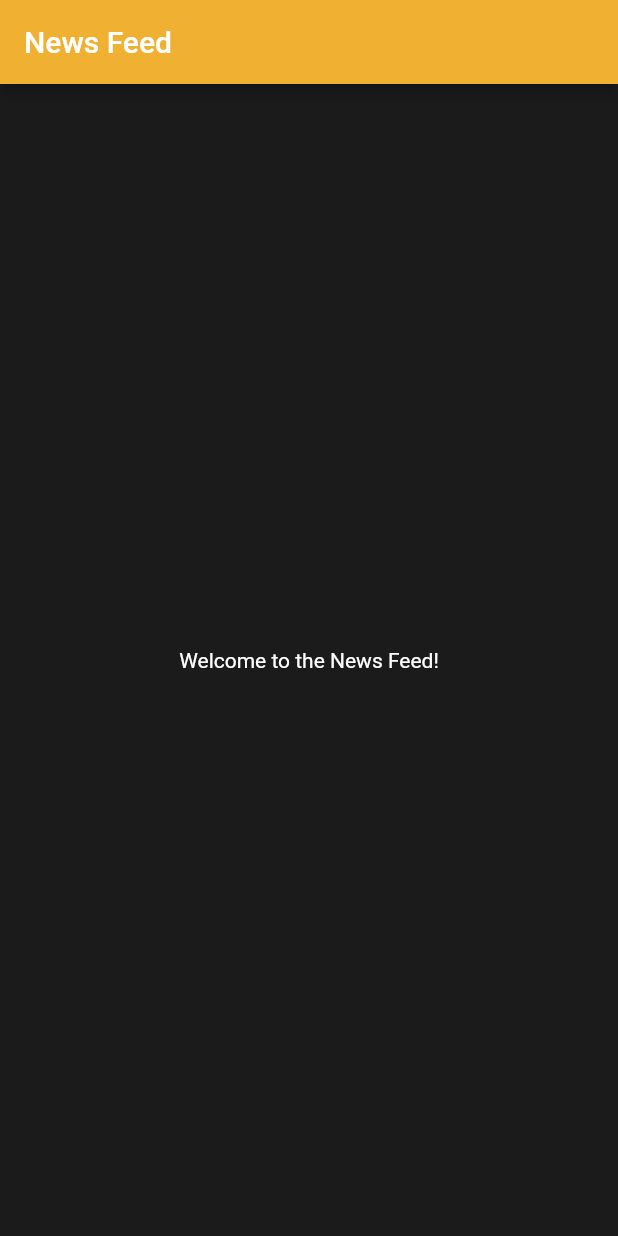
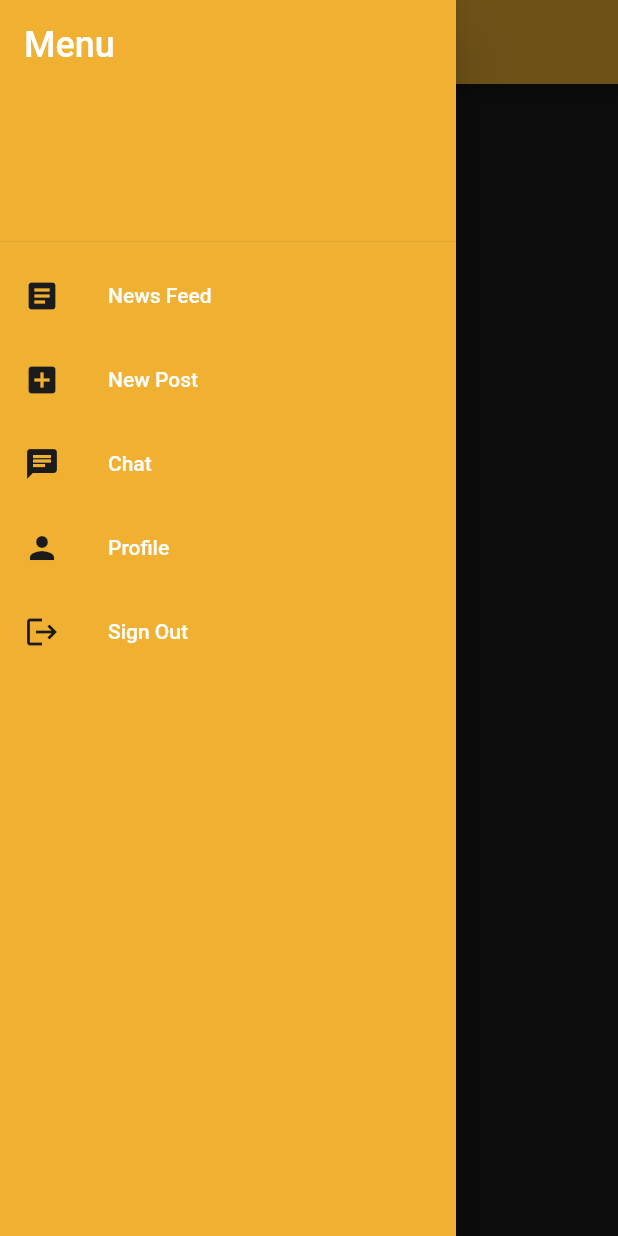
Before and after one commit to staz6/learninghubapp, a Flutter app: the screen it shows once a user with an empty profile is signed in, with the side drawer open (before the commit the screen has no drawer), on a phone screen of 412 x 824 dp. Run offline on Flutter 3.47's test engine with Material 2 defaults, Android fonts, the phone set to English and light mode, and no system bars; our stand-ins replace cloud_firestore, firebase_auth, firebase_core; accounts and stored records are empty; network calls fail.

Commit message:
Added layout page with sidebar and configure routes

```diff
--- /dev/null
+++ b/lib/layout_page.dart
@@ -0,0 +1,108 @@
+import 'package:flutter/material.dart';
+import 'news_feed_page.dart';
+import 'new_post_page.dart';
+import 'chat_page.dart';
+import 'profile_page.dart';
+import 'package:provider/provider.dart';
+import 'auth_provider.dart';
+
+class LayoutPage extends StatefulWidget {
+  final Widget body;
+  final String currentPage;
+  LayoutPage({required this.body, required this.currentPage});
+
+  @override
+  _LayoutPageState createState() => _LayoutPageState();
+
+
+}
+
+class _LayoutPageState extends State<LayoutPage> {
+  void _navigateToPage(Widget page, String pageName) {
+  Navigator.push(
+    context,
+    MaterialPageRoute(
+      builder: (context) => LayoutPage(body: page, currentPage: pageName,),
+    ),
+  );
+}
+void _signOut(BuildContext context) async {
+    try {
+      final authProvider = Provider.of<AuthProvider>(context, listen: false);
+      await authProvider.signOut();
+    } catch (e) {
+      print(e);
+    }
+  }
+
+  TextStyle _listTileTextStyle(String pageName) {
+  return TextStyle(
+    fontWeight:
+        widget.currentPage == pageName ? FontWeight.bold : FontWeight.normal,
+  );
+}
+  @override
+  Widget build(BuildContext context) {
+    return Scaffold(
+      appBar: AppBar(title: Text(widget.currentPage)),
+      body: widget.body,
+      drawer: Drawer(
+        child: Container(
+          color: Color(0xFFF0B032),
+          child: ListView(
+          padding: EdgeInsets.zero,
+          children: <Widget>[
+            DrawerHeader(
+              decoration: BoxDecoration(
+                color: Theme.of(context).primaryColor,
+              ),
+              child: Text(
+                'Menu',
+                style: TextStyle(
+                  color: Theme.of(context).colorScheme.secondary,
+                  fontSize: 24,
+                ),
+              ),
+            ),
+            ListTile(
+              leading: Icon(Icons.article,color: Color(0xFF1b1b1b)),
+              title: Text('News Feed',style: TextStyle(color: Colors.white)),
+              onTap: () {
+                _navigateToPage(NewsFeedPage(),'News Feed');
+              },
+            ),
+            ListTile(
+              leading: Icon(Icons.add_box,color: Color(0xFF1b1b1b)),
+              title: Text('New Post',style: TextStyle(color: Colors.white)),
+              onTap: () {
+                 _navigateToPage(NewPostPage(), 'New Post');
+              },
+            ),
+            ListTile(
+              leading: Icon(Icons.chat,color: Color(0xFF1b1b1b)),
+              title: Text('Chat',style: TextStyle(color: Colors.white)),
+              onTap: () {
+                _navigateToPage(ChatPage(), 'Chat');
+              },
+            ),
+            ListTile(
+              leading: Icon(Icons.person,color: Color(0xFF1b1b1b)),
+              title: Text('Profile',style: TextStyle(color: Colors.white)),
+              onTap: () {
+                _navigateToPage(ProfilePage(), 'Profile');
+              },
+            ),
+            ListTile(
+              leading: Icon(Icons.logout,color: Color(0xFF1b1b1b)),
+              title: Text('Sign Out',style: TextStyle(color: Colors.white)),
+              onTap: () {
+                _signOut(context);
+              },
+            ),
+          ],
+        ),
+        ),
+      ),
+    );
+  }
+}
--- a/lib/main.dart
+++ b/lib/main.dart
@@ -3,6 +3,7 @@ import 'package:firebase_core/firebase_core.dart';
 import 'package:learninghubapp/auth_provider.dart';
 import 'firebase_options.dart';
 import 'login_page.dart';
+import 'layout_page.dart';
 import 'news_feed_page.dart';
 import 'package:provider/provider.dart';
 
@@ -52,7 +53,9 @@ class MyApp extends StatelessWidget {
             ),
           ),
         ),
-        home: AuthHandler(),
+        home: Consumer<AuthProvider>(
+          builder: (context, authProvider, _) => AuthHandler(),
+        ),
       ),
     );
   }
@@ -66,7 +69,7 @@ class AuthHandler extends StatelessWidget {
     return authProvider.loggedIn == null
         ? CircularProgressIndicator()
         : authProvider.loggedIn!
-            ? NewsFeedPage()
+            ? LayoutPage(body: NewsFeedPage(),currentPage: 'News Feed')
             : LoginPage();
   }
 }
--- a/lib/news_feed_page.dart
+++ b/lib/news_feed_page.dart
@@ -4,7 +4,6 @@ class NewsFeedPage extends StatelessWidget {
   @override
   Widget build(BuildContext context) {
     return Scaffold(
-      appBar: AppBar(title: Text('News Feed')),
       body: Center(
         child: Text('Welcome to the News Feed!'),
       ),
```
Also changed, not shown: lib/chat_page.dart (added, +10 -0 lines), lib/new_post_page.dart (added, +10 -0 lines), lib/profile_page.dart (added, +10 -0 lines).
